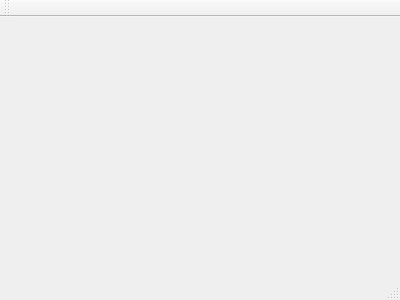
Above: mainwindow.ui from rust3128/iMposOld before the change. Below: the same form after it.
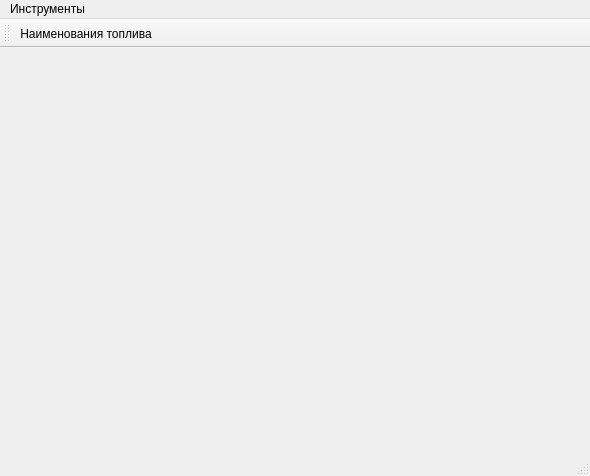
That is the form after the change. Icons and pictures are not drawn.

```diff
--- a/mainwindow.ui
+++ b/mainwindow.ui
@@ -1,24 +1,61 @@
 <ui version="4.0">
  <class>MainWindow</class>
- <widget class="QMainWindow" name="MainWindow" >
-  <property name="geometry" >
+ <widget class="QMainWindow" name="MainWindow">
+  <property name="geometry">
    <rect>
     <x>0</x>
     <y>0</y>
-    <width>400</width>
-    <height>300</height>
+    <width>590</width>
+    <height>476</height>
    </rect>
   </property>
   <property name="windowTitle" >
    <string>MainWindow</string>
   </property>
-  <widget class="QMenuBar" name="menuBar" />
-  <widget class="QToolBar" name="mainToolBar" />
-  <widget class="QWidget" name="centralWidget" />
-  <widget class="QStatusBar" name="statusBar" />
+  <widget class="QWidget" name="centralWidget"/>
+  <widget class="QMenuBar" name="menuBar">
+   <property name="geometry">
+    <rect>
+     <x>0</x>
+     <y>0</y>
+     <width>590</width>
+     <height>23</height>
+    </rect>
+   </property>
+   <widget class="QMenu" name="menuTools">
+    <property name="title">
+     <string>Инструменты</string>
+    </property>
+    <addaction name="actionFuelName"/>
+   </widget>
+   <addaction name="menuTools"/>
+  </widget>
+  <widget class="QToolBar" name="mainToolBar">
+   <attribute name="toolBarArea">
+    <enum>TopToolBarArea</enum>
+   </attribute>
+   <attribute name="toolBarBreak">
+    <bool>false</bool>
+   </attribute>
+   <addaction name="actionFuelName"/>
+  </widget>
+  <widget class="QStatusBar" name="statusBar"/>
+  <action name="actionFuelName">
+   <property name="icon">
+    <iconset resource="resource.qrc">
+     <normaloff>:/Picts/fuel.png</normaloff>:/Picts/fuel.png</iconset>
+   </property>
+   <property name="text">
+    <string>Наименования топлива</string>
+   </property>
+   <property name="shortcut">
+    <string>Alt+F</string>
+   </property>
+  </action>
  </widget>
- <layoutDefault spacing="6" margin="11" />
- <pixmapfunction></pixmapfunction>
- <resources/>
+ <layoutdefault spacing="6" margin="11"/>
+ <resources>
+  <include location="resource.qrc"/>
+ </resources>
  <connections/>
 </ui>
```
Left out of the diff: 3 changed lines with no effect on the pictures.
